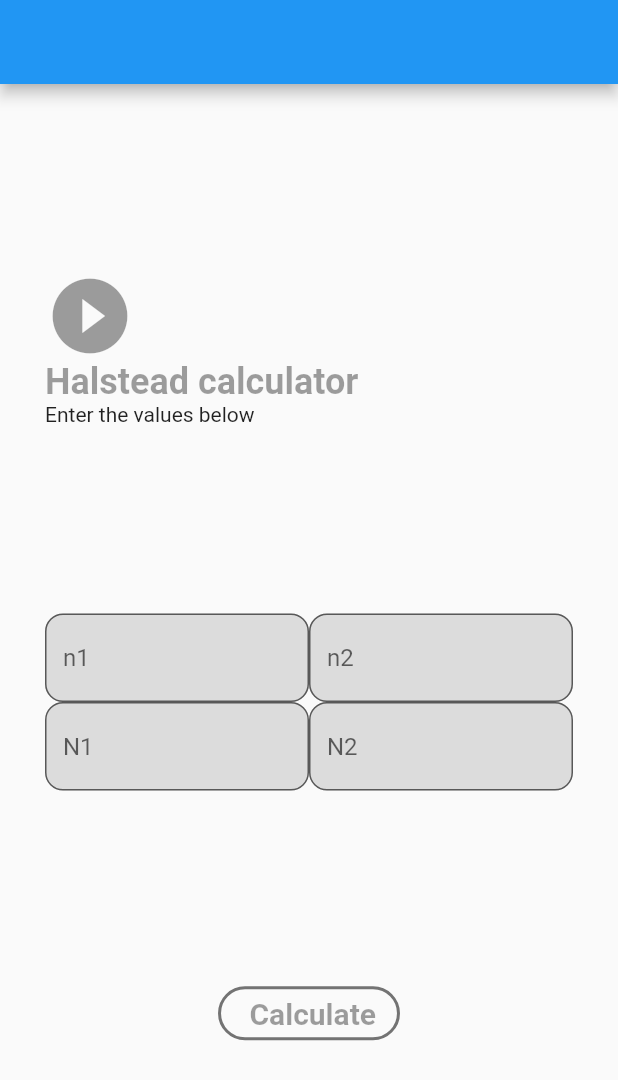
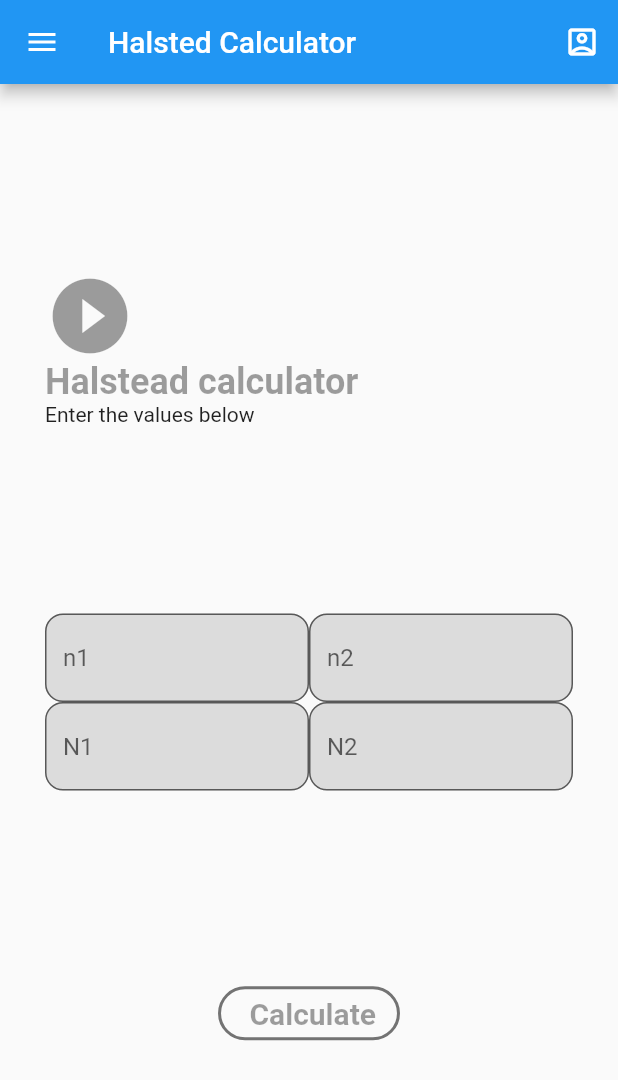
Before and after one commit to DesmondSol/halseted_calculator, a Flutter app: the screen it shows after launch, on a phone screen of 412 x 824 dp. Shown: the top 1080 px of the screen. Run offline on Flutter 3.47's test engine with Material 2 defaults, Android fonts, the light colour scheme and no system bars; our stand-ins replace fluttertoast.

Commit message:
side bar added

```diff
--- a/lib/main.dart
+++ b/lib/main.dart
@@ -1,6 +1,8 @@
 import 'package:flutter/material.dart';
 import 'package:fluttertoast/fluttertoast.dart';
 import 'package:halseted_calculator/results_page.dart';
+import 'package:halseted_calculator/side_menu.dart';
+import 'package:halseted_calculator/swipe_animation.dart';
 
 void main() {
   runApp(const MyApp());
@@ -31,7 +33,27 @@ class MyHomePage extends StatefulWidget {
   State<MyHomePage> createState() => _MyHomePageState();
 }
 
-class _MyHomePageState extends State<MyHomePage> {
+class _MyHomePageState extends State<MyHomePage>
+    with SingleTickerProviderStateMixin {
+  int currentPage = 0;
+  late Animation<double> animation;
+  late AnimationController controller;
+  bool isNavigationDrawerOpened = false;
+  GlobalKey<ScaffoldState> _scaffoldKey = new GlobalKey();
+  GlobalKey<SwipeAnimationState> swipeAnimationKey = new GlobalKey();
+
+
+
+  @override
+  void initState() {
+    super.initState();
+    controller = AnimationController(
+        duration: const Duration(milliseconds: 200), vsync: this);
+    animation = Tween<double>(begin: 0, end: 1).animate(controller);
+    controller.forward();
+  }
+
+
   int _counter = 0;
   final n1_controller = TextEditingController();
   final n2_controller = TextEditingController();
@@ -69,12 +91,72 @@ class _MyHomePageState extends State<MyHomePage> {
 
   @override
   Widget build(BuildContext context) {
-    return Scaffold(
-      appBar: AppBar(),
+    return SafeArea(
+      child: Scaffold(
         body: Stack(
-        children: [
-          // SvgPicture.asset("assets/icons/bg.svg", fit: BoxFit.fill),
-          SafeArea(
+          children: <Widget>[
+            SideMenu(
+              onMenuItemSelection: (pageIndex) {
+                swipeAnimationKey.currentState?.hideNavigationDrawer();
+                setState(() {
+                  currentPage = pageIndex;
+                });
+              },
+            ),
+            SwipeAnimation(
+              key: swipeAnimationKey,
+              navigationDrawerOpened: (isOpened) {
+                isNavigationDrawerOpened = isOpened;
+                if (isNavigationDrawerOpened) {
+                  controller.reverse();
+                } else {
+                  controller.forward();
+                }
+              },
+              child: Scaffold(
+                  key: _scaffoldKey,
+                  appBar: AppBar(
+                    brightness: Brightness.dark,
+                    leading: IconButton(
+                      icon: AnimatedIcon(
+                        icon: AnimatedIcons.arrow_menu,
+                        progress: animation,
+                      ),
+                      onPressed: () {
+                        if (isNavigationDrawerOpened) {
+                          controller.reverse();
+                          swipeAnimationKey.currentState?.hideNavigationDrawer();
+                        } else {
+                          controller.forward();
+                          swipeAnimationKey.currentState?.showNavigationDrawer();
+                        }
+                      },
+                    ),
+                    //title: Text("menuItems[currentPage].menuName"),
+                    backgroundColor: Theme.of(context).primaryColor,
+                    actions: <Widget>[
+
+                      IconButton(
+                        icon: const Icon(Icons.account_box_outlined),
+                        tooltip: 'About creators',
+                        onPressed: () {
+                          final snackBar = SnackBar(
+                            content: Text(
+                              'made by Solomon T \n contact me: soltig66@gmail.com',
+                              textAlign: TextAlign.center,
+                            ),
+                            backgroundColor: Theme.of(context).primaryColor,
+                            //      duration: Duration(milliseconds: 200),
+                          );
+                          ScaffoldMessenger.of(context).showSnackBar(snackBar);
+                        },
+                      ),
+                    ],
+                    // leading: Icon(Icons.access_time_sharp),
+                    // leadingWidth: 70,
+                    title: const Text('Halsted Calculator'),
+                  ),
+                  body: SafeArea(
               child: Padding(
                 padding: EdgeInsets.symmetric(horizontal: 30),
                 child: Column(
@@ -201,7 +283,13 @@ class _MyHomePageState extends State<MyHomePage> {
                 ),
               ),
             ),
+
+                  )
+
+
+            )
           ],
+        ),
       ),
     );
   }
--- /dev/null
+++ b/lib/model/model.dart
@@ -0,0 +1,52 @@
+import 'package:flutter/cupertino.dart';
+import 'package:flutter/material.dart';
+
+class MenuItem {
+  final String menuName;
+  final IconData menuIcon;
+
+  const MenuItem({
+    required this.menuName,
+    required this.menuIcon,
+  });
+}
+
+List<MenuItem> menuItems = [
+  MenuItem(
+    menuName: 'Home',
+    menuIcon: Icons.home,
+  ),
+  MenuItem(
+    menuName: 'About',
+    menuIcon: Icons.local_grocery_store,
+  ),
+  // MenuItem(
+  //   menuName: 'My Account',
+  //   menuIcon: Icons.account_box,
+  // ),
+  // MenuItem(
+  //   menuName: 'Notifications',
+  //   menuIcon: Icons.notifications,
+  // ),
+  // MenuItem(
+  //   menuName: 'Payments',
+  //   menuIcon: Icons.payment,
+  // ),
+  MenuItem(
+    menuName: 'Settings',
+    menuIcon: Icons.settings,
+  ),
+];
+
+Map<int, Color> color = {
+  50: Color.fromRGBO(255, 92, 87, .1),
+  100: Color.fromRGBO(255, 92, 87, .2),
+  200: Color.fromRGBO(255, 92, 87, .3),
+  300: Color.fromRGBO(255, 92, 87, .4),
+  400: Color.fromRGBO(255, 92, 87, .5),
+  500: Color.fromRGBO(255, 92, 87, .6),
+  600: Color.fromRGBO(255, 92, 87, .7),
+  700: Color.fromRGBO(255, 92, 87, .8),
+  800: Color.fromRGBO(255, 92, 87, .9),
+  900: Color.fromRGBO(255, 92, 87, 1),
+};
--- /dev/null
+++ b/lib/side_menu.dart
@@ -0,0 +1,117 @@
+import 'package:flutter/material.dart';
+
+import 'package:halseted_calculator/model/model.dart';
+
+class SideMenu extends StatefulWidget {
+  final Function(int) _onMenuItemSelection;
+
+  SideMenu({
+    required Function(int) onMenuItemSelection,
+  }) : _onMenuItemSelection = onMenuItemSelection;
+
+  @override
+  _SideMenuState createState() => _SideMenuState();
+}
+
+class _SideMenuState extends State<SideMenu> {
+  int _currentPage = 0;
+
+  @override
+  Widget build(BuildContext context) {
+    return LayoutBuilder(
+      builder: (context, constraints) {
+        return SingleChildScrollView(
+          child: ConstrainedBox(
+            constraints: BoxConstraints(minHeight: constraints.maxHeight),
+            child: Column(
+              crossAxisAlignment: CrossAxisAlignment.start,
+              mainAxisAlignment: MainAxisAlignment.center,
+              children: <Widget>[
+                SizedBox(height: 16),
+                Padding(
+                  padding: EdgeInsets.symmetric(horizontal: 16, vertical: 4),
+                  child: Text(
+                    'Enjoy',
+                    style: TextStyle(color: Colors.white),
+                  ),
+                ),
+                Padding(
+                  padding: EdgeInsets.symmetric(horizontal: 16, vertical: 4),
+                  child: Row(
+                    crossAxisAlignment: CrossAxisAlignment.start,
+                    children: <Widget>[
+                      Padding(
+                        padding: const EdgeInsets.all(8.0),
+                        child: Icon(
+                          Icons.question_answer_outlined,
+                          size: 24,
+                          color: Colors.white,
+                        ),
+
+                        // Text( '₹',
+                        //   textAlign: TextAlign.start,
+                        //   style: TextStyle(
+                        //     color: Colors.black,
+                        //     fontSize: 24,
+                        //   ),
+                        // ),
+                      ),
+                      Text(
+                        'Quizer',
+                        textAlign: TextAlign.start,
+                        style: TextStyle(
+                          color: Colors.white,
+                          fontSize: 48,
+                        ),
+                      )
+                    ],
+                  ),
+                ),
+                SizedBox(height: 32),
+                ListView.builder(
+                  shrinkWrap: true,
+                  physics: NeverScrollableScrollPhysics(),
+                  itemBuilder: (context, index) {
+                    return Padding(
+                      padding: const EdgeInsets.all(16.0),
+                      child: GestureDetector(
+                        child: Row(
+                          children: <Widget>[
+                            Icon(
+                              menuItems[index].menuIcon,
+                              color: index == _currentPage
+                                  ? Color(0xFF00FFCB)
+                                  : Colors.white,
+                            ),
+                            SizedBox(width: 16),
+                            Text(
+                              menuItems[index].menuName,
+                              style: TextStyle(
+                                color: index == _currentPage
+                                    ? Color(0xFF00FFCB)
+                                    : Colors.white,
+                                fontSize: 16,
+                              ),
+                            ),
+                          ],
+                        ),
+                        onTap: () {
+                          widget._onMenuItemSelection(index);
+                          setState(() {
+                            _currentPage = index;
+                          });
+                        },
+                      ),
+                    );
+                  },
+                  itemCount: menuItems.length,
+                ),
+                SizedBox(height: 16),
+              ],
+            ),
+          ),
+        );
+      },
+    );
+  }
+}
--- /dev/null
+++ b/lib/swipe_animation.dart
@@ -0,0 +1,153 @@
+import 'package:flutter/material.dart';
+
+const SIDE_MENU_WIDTH = 240.0;
+const MIN_SCALE = 0.5;
+const MAX_SCALE = 1.0;
+
+class SwipeAnimation extends StatefulWidget {
+  final Widget child;
+  final Function(bool) navigationDrawerOpened;
+
+  SwipeAnimation({required Key key, required this.child, required this.navigationDrawerOpened})
+      : super(key: key);
+
+  @override
+  SwipeAnimationState createState() => SwipeAnimationState();
+}
+
+class SwipeAnimationState extends State<SwipeAnimation>
+    with SingleTickerProviderStateMixin {
+  double initialX = 0;
+  double lastX = 0;
+  bool swipingLeft = false;
+
+  late Animation<int> animation;
+  late AnimationController controller;
+
+  @override
+  void initState() {
+    super.initState();
+
+    controller = AnimationController(
+        duration: const Duration(milliseconds: 500), vsync: this);
+    animation =
+        IntTween(begin: 0, end: SIDE_MENU_WIDTH.toInt()).animate(controller)
+          ..addListener(() {
+            _translateX(animation.value.toDouble());
+          });
+  }
+
+  @override
+  Widget build(BuildContext context) {
+    double scaleFactor = 0;
+    double scale = 0;
+    if (swipingLeft) {
+      // To hide the menu, when user swipes back/left
+      scaleFactor = ((SIDE_MENU_WIDTH - lastX) / SIDE_MENU_WIDTH) + 0.3;
+      scale = scaleFactor < MIN_SCALE ? MIN_SCALE : scaleFactor;
+      scale = scale > MAX_SCALE ? MAX_SCALE : scale;
+    } else {
+      // To show the menu, when user swipes right/forward
+      scaleFactor = (SIDE_MENU_WIDTH - lastX) / SIDE_MENU_WIDTH;
+      scale = scaleFactor < MIN_SCALE ? MIN_SCALE : scaleFactor;
+    }
+
+    return GestureDetector(
+      onHorizontalDragStart: (details) {
+        initialX = details.globalPosition.dx;
+        lastX = 0;
+      },
+      onHorizontalDragUpdate: (details) {
+        lastX = (details.globalPosition.dx);
+        if (lastX <= SIDE_MENU_WIDTH) {
+          swipingLeft = lastX < initialX;
+          if (!swipingLeft) {
+            lastX = lastX / 2;
+            _translateX(lastX);
+          } else {
+            if (scale < 1.0) {
+              _translateX(lastX);
+            }
+          }
+        }
+      },
+      onHorizontalDragEnd: (details) {
+        if (swipingLeft) {
+          if (lastX > SIDE_MENU_WIDTH) {
+            // Do nothing
+          } else if (initialX - lastX < SIDE_MENU_WIDTH / 4) {
+            _translateX(SIDE_MENU_WIDTH);
+          } else {
+            _resetPosition(200);
+          }
+        } else {
+          if (lastX > SIDE_MENU_WIDTH) {
+            // Do nothing
+          } else if (lastX - initialX > (SIDE_MENU_WIDTH / 4)) {
+            _translateX(SIDE_MENU_WIDTH);
+          } else {
+            _resetPosition(200);
+          }
+        }
+      },
+      child: Transform.scale(
+        scale: scale,
+        alignment: AlignmentDirectional.centerEnd,
+        child: scale == 1
+            ? widget.child
+            : _getContainerWithShadow(
+                scale,
+                widget.child,
+              ),
+      ),
+    );
+  }
+
+  void _resetPosition(int milliseconds) {
+    Future.delayed(Duration(milliseconds: milliseconds), () {
+      _translateX(0);
+    });
+  }
+
+  void hideNavigationDrawer([double dx = SIDE_MENU_WIDTH]) {
+    controller.reverse(from: dx);
+  }
+
+  void showNavigationDrawer() {
+    controller.forward(from: 0);
+  }
+
+  void _translateX(double dx) {
+    setState(() {
+      this.lastX = dx;
+    });
+
+    if (lastX == 0.0) {
+      widget.navigationDrawerOpened(false);
+    } else if (lastX >= SIDE_MENU_WIDTH) {
+      widget.navigationDrawerOpened(true);
+    }
+  }
+
+  Container _getContainerWithShadow(double scale, Widget child) {
+    return Container(
+      decoration: BoxDecoration(
+        shape: BoxShape.rectangle,
+        boxShadow: [
+          BoxShadow(
+            color: Colors.black38,
+            blurRadius: 8,
+            spreadRadius: (1 - scale) * 8,
+          ),
+        ],
+      ),
+      child: child,
+    );
+  }
+
+  @override
+  void dispose() {
+    super.dispose();
+    controller.dispose();
+  }
+}
```
Also changed, not shown: lib/result_page.dart (deleted, +0 -74 lines). Lines whose indentation alone changed are shown as unchanged.
